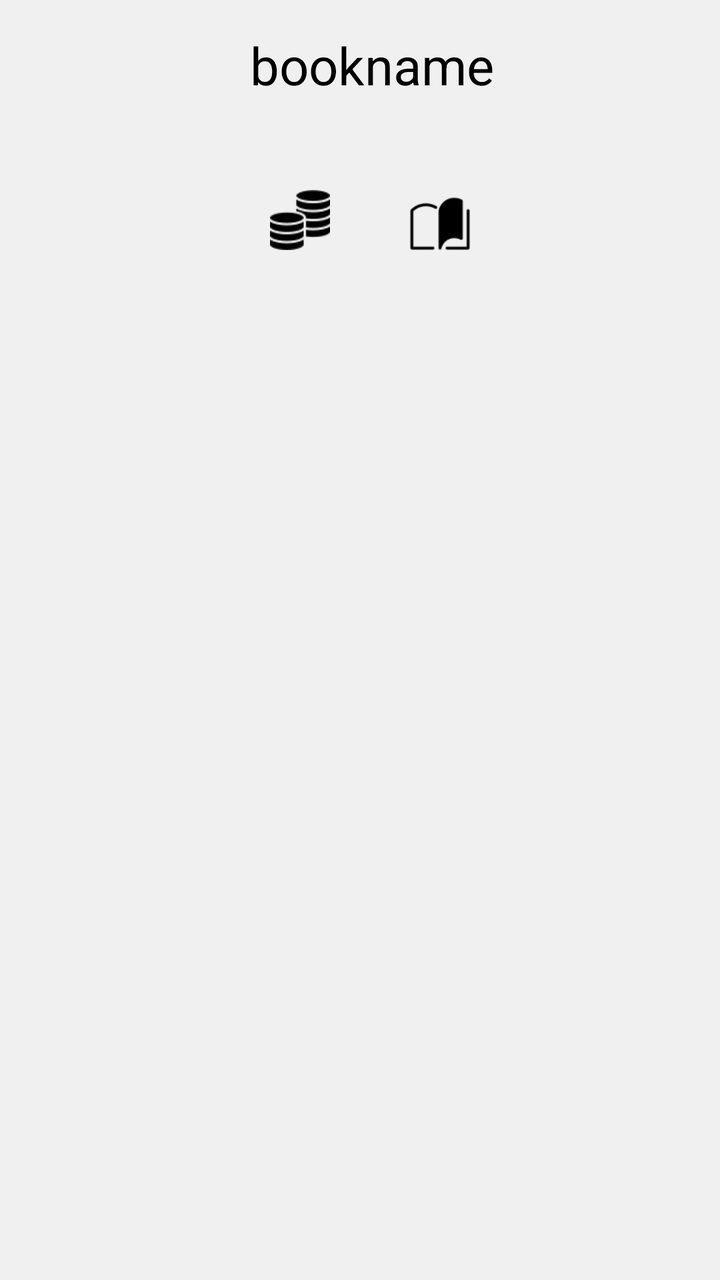
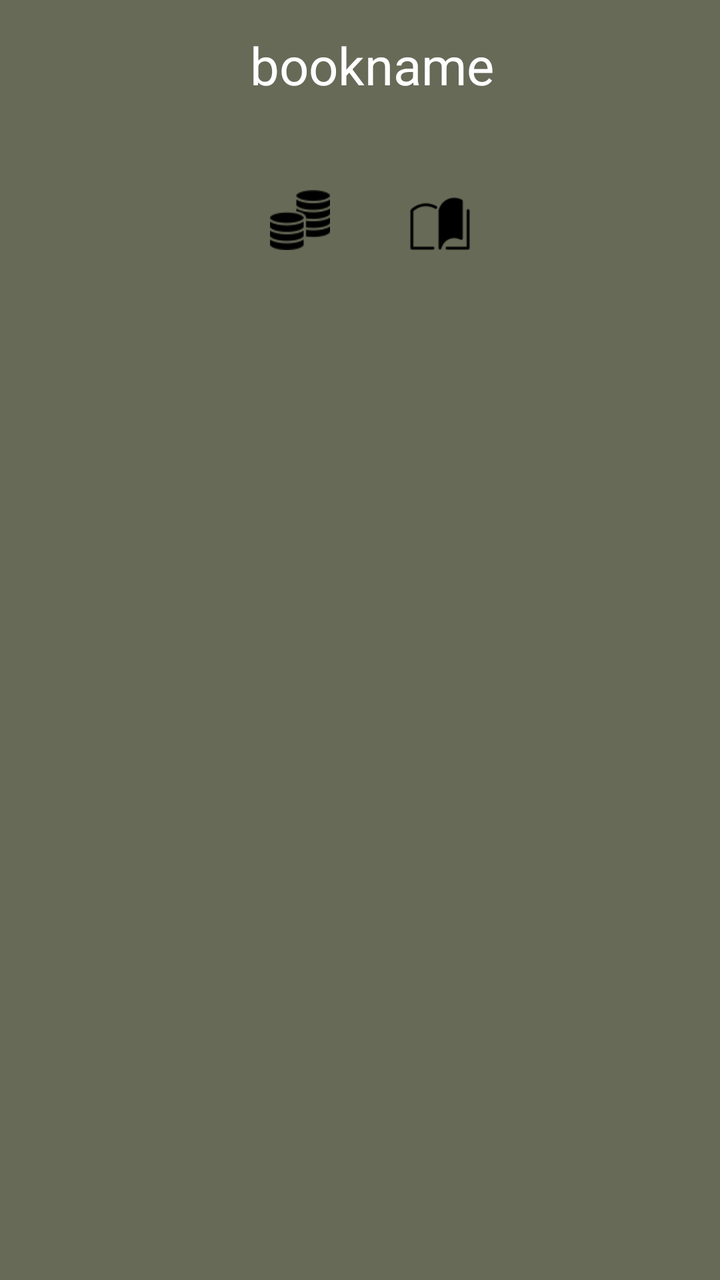

Screens rendered from an Android XML layout before and after an edit, with the pre-edit source and the edit as a unified diff.
<!-- AndroidManifest.xml: application theme AppTheme -->
<!-- res/layout/book_item.xml -->
<?xml version="1.0" encoding="utf-8"?>
<LinearLayout xmlns:android="http://schemas.android.com/apk/res/android"
    android:layout_width="match_parent"
    android:padding="15dp"
    android:layout_height="wrap_content"
    android:orientation="horizontal">

    <ImageView
        android:id="@+id/ivItemBook"
        android:layout_width="100dp"
        android:layout_height="133dp"
        android:scaleType="centerCrop" />

    <LinearLayout
        android:layout_width="match_parent"
        android:layout_height="match_parent"
        android:orientation="vertical">
        <TextView
            android:layout_width="match_parent"
            android:layout_height="70dp"
            android:text="bookname"
            android:paddingStart="10dp"
            android:textSize="26sp"
            android:id="@+id/tvItemBookName"/>
        <LinearLayout
            android:layout_width="match_parent"
            android:layout_height="wrap_content"
            android:orientation="horizontal">
        <ImageView
            android:layout_width="30dp"
            android:layout_height="50dp"
            android:id="@+id/ivPaid"
            android:layout_marginHorizontal="20dp"
            android:src="@drawable/ic_money"/>
            <ImageView
                android:layout_width="30dp"
                android:layout_height="50dp"
                android:id="@+id/ivBookType"
                android:layout_marginHorizontal="20dp"
                android:src="@drawable/ic_bookcover"/>
        </LinearLayout>

    </LinearLayout>


</LinearLayout>
<!-- resources referenced by this layout -->
<resources>
  <!-- drawable ic_bookcover: png bitmap (drawable, 750 bytes) -->
  <!-- drawable ic_money: png bitmap (drawable, 1416 bytes) -->
  <style name="AppTheme" parent="Theme.AppCompat.Light.NoActionBar">
          
          <item name="android:windowBackground">@color/customBackgroundColor</item>
          <item name="android:textColor">@color/customTextColor</item>
      </style>
  <color name="customBackgroundColor">#F0F0F0</color>
  <color name="customTextColor">#000000</color>
</resources>

<!-- the commit's change to res/layout/book_item.xml (unified diff, before → after) -->
@@ -2,6 +2,7 @@
 <LinearLayout xmlns:android="http://schemas.android.com/apk/res/android"
     android:layout_width="match_parent"
     android:padding="15dp"
+    android:background="@color/darkergreen"
     android:layout_height="wrap_content"
     android:orientation="horizontal">
 
@@ -21,6 +22,7 @@
             android:text="bookname"
             android:paddingStart="10dp"
             android:textSize="26sp"
+            android:textColor="@color/white"
             android:id="@+id/tvItemBookName"/>
         <LinearLayout
             android:layout_width="match_parent"
<!-- resource entries referenced after the edit -->
@@ -1,5 +1,7 @@
 <!-- resources referenced by this layout -->
 <resources>
+  <color name="darkergreen">#666A57</color>
+  <color name="white">#FFFFFFFF</color>
   <!-- drawable ic_bookcover: png bitmap (drawable, 750 bytes) -->
   <!-- drawable ic_money: png bitmap (drawable, 1416 bytes) -->
   <style name="AppTheme" parent="Theme.AppCompat.Light.NoActionBar">
